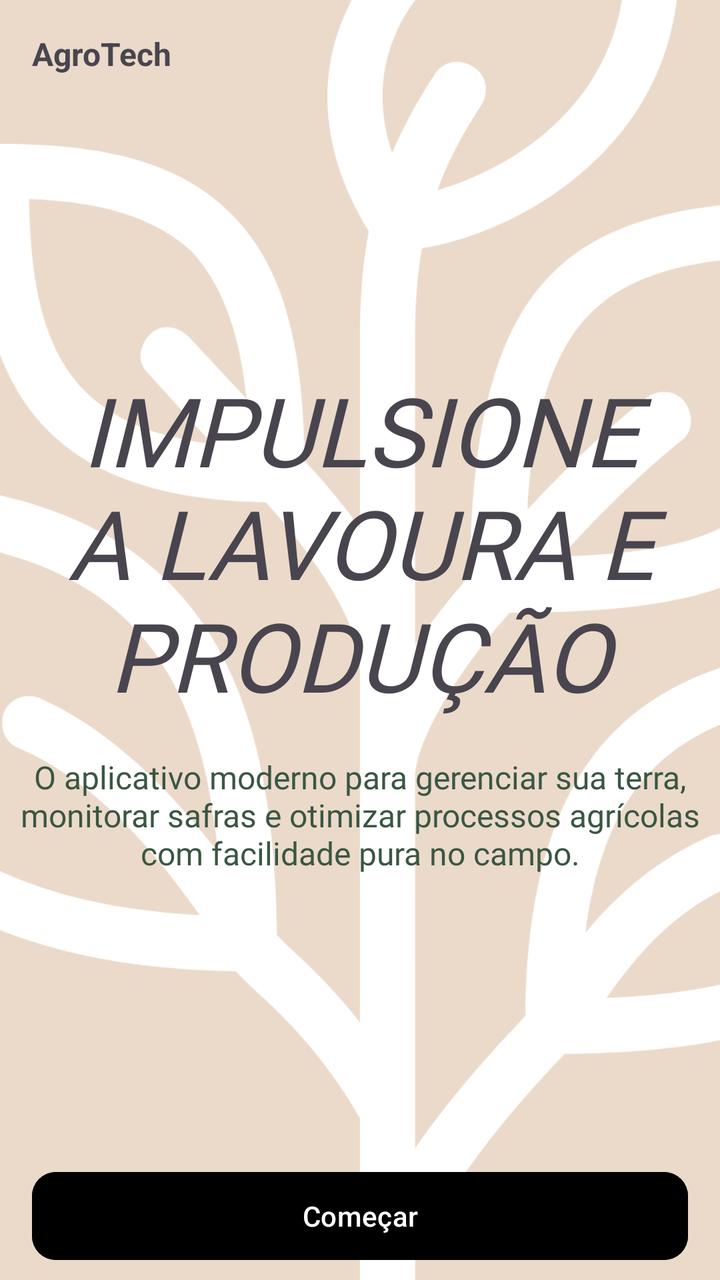
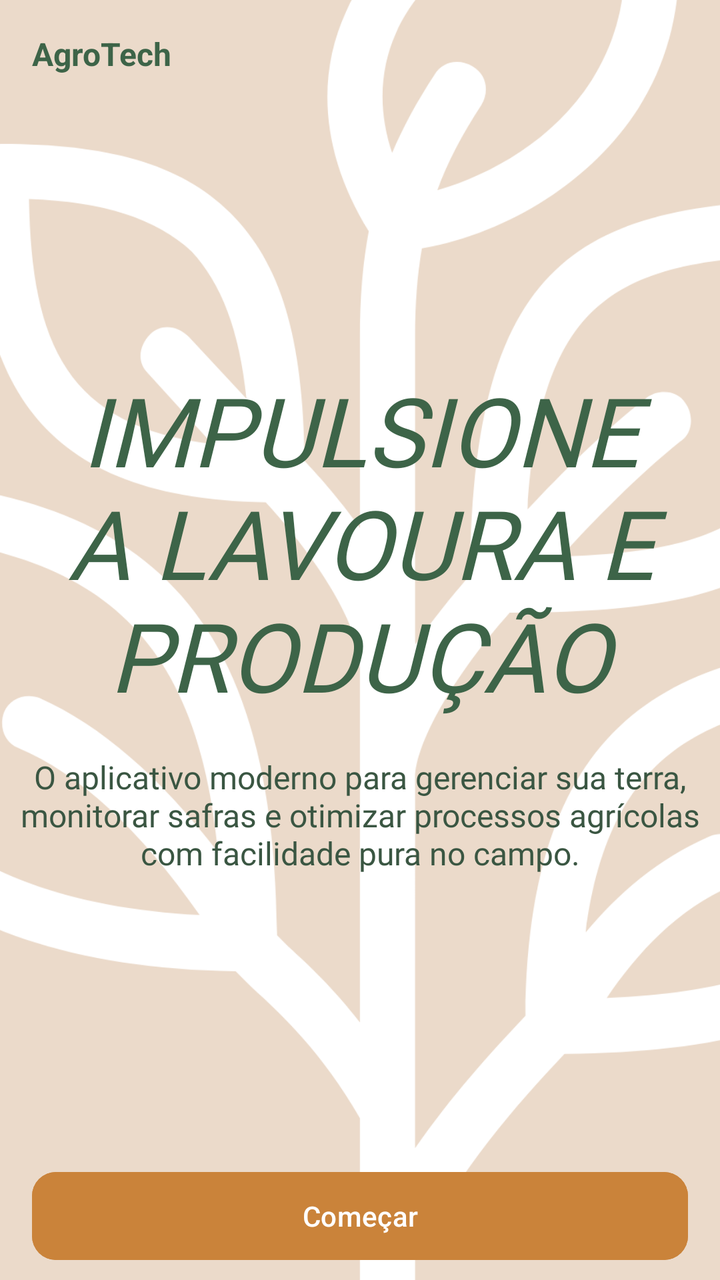

Compare the two renders of this Android layout. The source of the first and the diff that turns it into the second are given below.
<!-- AndroidManifest.xml: application theme Theme.AgroTech -->
<!-- res/layout/fragment_welcome.xml -->
<?xml version="1.0" encoding="utf-8"?>
<androidx.constraintlayout.widget.ConstraintLayout xmlns:android="http://schemas.android.com/apk/res/android"
    xmlns:app="http://schemas.android.com/apk/res-auto"
    xmlns:tools="http://schemas.android.com/tools"
    android:layout_width="match_parent"
    android:layout_height="match_parent"
    android:background="@color/background">

    <TextView
        android:id="@+id/tv_welcome_app_name"
        android:layout_width="0dp"
        android:layout_height="wrap_content"
        android:text="@string/app_name"
        android:textColor="@color/accent_color"
        android:textStyle="bold"
        android:textSize="16sp"
        android:layout_marginStart="16dp"
        android:layout_marginTop="16dp"

        app:layout_constraintBottom_toTopOf="@id/spacer_welcome_between_app_name"
        app:layout_constraintEnd_toEndOf="parent"
        app:layout_constraintStart_toStartOf="parent"
        app:layout_constraintTop_toTopOf="parent" />

    <View
        android:id="@+id/spacer_welcome_between_app_name"
        android:layout_width="0dp"
        android:layout_height="0dp"

        app:layout_constraintBottom_toTopOf="@id/tv_welcome_title"
        app:layout_constraintEnd_toEndOf="parent"
        app:layout_constraintStart_toStartOf="parent"
        app:layout_constraintTop_toBottomOf="@id/tv_welcome_app_name" />

    <ImageView
        android:id="@+id/iv_welcome_background"
        android:layout_width="match_parent"
        android:layout_height="match_parent"
        android:src="@drawable/ic_welcome_plant"
        android:scaleType="center" />

    <TextView
        android:id="@+id/tv_welcome_title"
        android:layout_width="0dp"
        android:layout_height="wrap_content"
        android:layout_marginBottom="18dp"
        android:fontFamily="@font/playfair_display_medium"
        android:text="@string/welcome_title"
        android:textAlignment="center"
        android:textColor="@color/accent_color"
        android:textSize="48sp"
        android:textStyle="italic"

        app:layout_constraintBottom_toTopOf="@id/tv_welcome_description"
        app:layout_constraintEnd_toEndOf="parent"
        app:layout_constraintStart_toStartOf="parent"
        app:layout_constraintTop_toBottomOf="@id/spacer_welcome_between_app_name" />

    <TextView
        android:id="@+id/tv_welcome_description"
        android:layout_width="0dp"
        android:layout_height="wrap_content"
        android:fontFamily="@font/inter_light"
        android:text="@string/welcome_description"
        android:layout_marginStart="6dp"
        android:layout_marginEnd="6dp"

        android:textAlignment="center"
        android:textColor="@color/text"
        android:textSize="16sp"
        app:layout_constraintBottom_toTopOf="@id/spacer_welcome_between_description"
        app:layout_constraintEnd_toEndOf="parent"
        app:layout_constraintStart_toStartOf="parent"
        app:layout_constraintTop_toBottomOf="@id/tv_welcome_title" />

    <View
        android:id="@+id/spacer_welcome_between_description"
        android:layout_width="0dp"
        android:layout_height="0dp"

        app:layout_constraintBottom_toTopOf="@id/btn_welcome_start"
        app:layout_constraintEnd_toEndOf="parent"
        app:layout_constraintStart_toStartOf="parent"
        app:layout_constraintTop_toBottomOf="@id/tv_welcome_description" />

    <com.google.android.material.button.MaterialButton
        android:id="@+id/btn_welcome_start"
        android:layout_width="0dp"
        android:layout_height="52dp"
        android:backgroundTint="@color/secondary_color"
        android:textColor="@color/white"
        android:text="@string/welcome_start"
        android:layout_marginStart="16dp"
        android:layout_marginEnd="16dp"
        android:layout_marginBottom="6dp"

        app:cornerRadius="12dp"

        app:layout_constraintBottom_toBottomOf="parent"
        app:layout_constraintEnd_toEndOf="parent"
        app:layout_constraintStart_toStartOf="parent"
        app:layout_constraintTop_toBottomOf="@id/spacer_welcome_between_description"

        />

</androidx.constraintlayout.widget.ConstraintLayout>
<!-- resources referenced by this layout -->
<resources>
  <color name="background">#ebdaca</color>
  <color name="text">#3a5642</color>
  <color name="white">#FFFFFFFF</color>
  <!-- drawable ic_welcome_plant: vector/xml drawable (drawable, 2947 chars, omitted) -->
  <string name="app_name">AgroTech</string>
  <string name="welcome_description">O aplicativo moderno para gerenciar sua terra, monitorar safras e otimizar processos agrícolas com facilidade pura no campo.</string>
  <string name="welcome_start">Começar</string>
  <string name="welcome_title">IMPULSIONE A LAVOURA E PRODUÇÃO</string>
  <style name="Theme.AgroTech" parent="Base.Theme.AgroTech" />
  <style name="Base.Theme.AgroTech" parent="Theme.Material3.DayNight.NoActionBar">
          
          
      </style>
</resources>

<!-- the commit's change to res/layout/fragment_welcome.xml (unified diff, before → after) -->
@@ -11,7 +11,7 @@
         android:layout_width="0dp"
         android:layout_height="wrap_content"
         android:text="@string/app_name"
-        android:textColor="@color/accent_color"
+        android:textColor="@color/accent"
         android:textStyle="bold"
         android:textSize="16sp"
         android:layout_marginStart="16dp"
@@ -47,7 +47,7 @@
         android:fontFamily="@font/playfair_display_medium"
         android:text="@string/welcome_title"
         android:textAlignment="center"
-        android:textColor="@color/accent_color"
+        android:textColor="@color/accent"
         android:textSize="48sp"
         android:textStyle="italic"
 
@@ -87,7 +87,7 @@
         android:id="@+id/btn_welcome_start"
         android:layout_width="0dp"
         android:layout_height="52dp"
-        android:backgroundTint="@color/secondary_color"
+        android:backgroundTint="@color/secondary"
         android:textColor="@color/white"
         android:text="@string/welcome_start"
         android:layout_marginStart="16dp"
<!-- resource entries referenced after the edit -->
@@ -1,6 +1,8 @@
 <!-- resources referenced by this layout -->
 <resources>
+  <color name="accent">#3D6448</color>
   <color name="background">#ebdaca</color>
+  <color name="secondary">#CA833A</color>
   <color name="text">#3a5642</color>
   <color name="white">#FFFFFFFF</color>
   <!-- drawable ic_welcome_plant: vector/xml drawable (drawable, 2947 chars, omitted) -->
